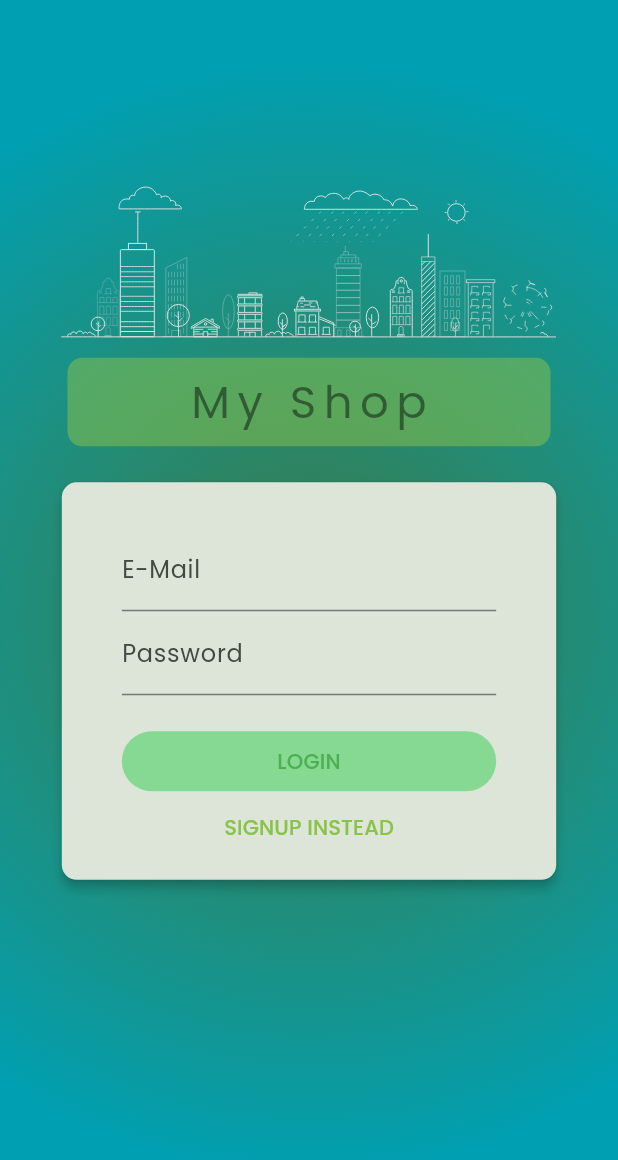
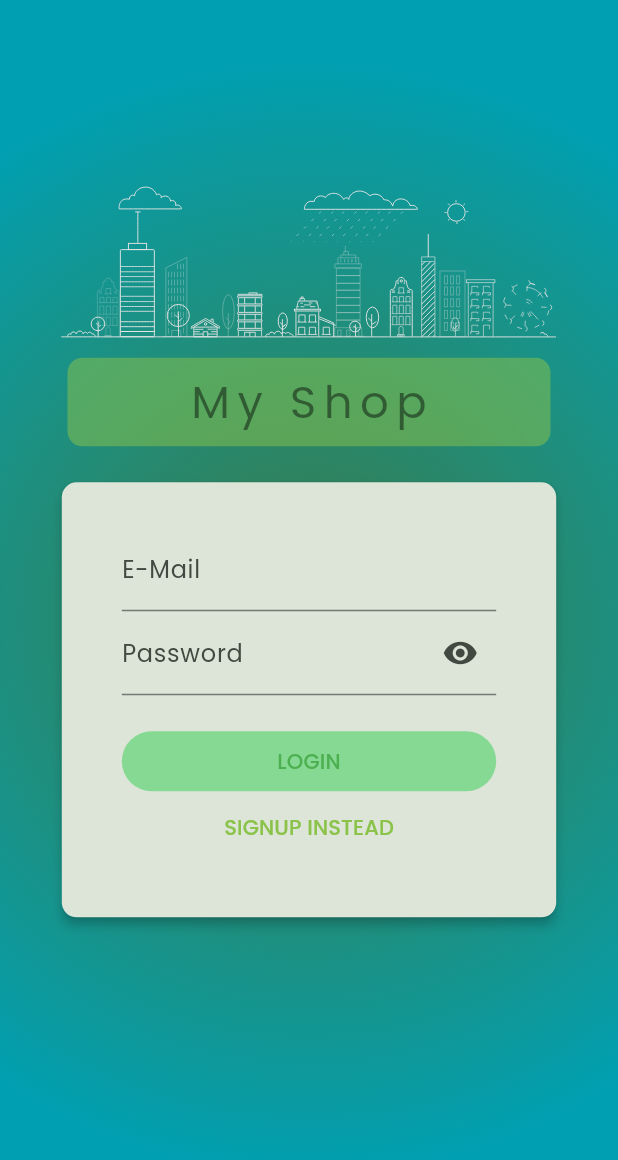
Before and after one commit to s4nk37/myshop, a Flutter app: the screen it shows after launch, on a phone screen of 412 x 824 dp. Shown: the top 1160 px of the screen. Run offline on Flutter 3.47's test engine with Material 2 defaults, Android fonts, the phone set to English and light mode, and no system bars; our stand-ins replace lottie, shared_preferences.

Commit message:
Added Animation and show password toggle

```diff
--- a/lib/screens/auth-screen.dart
+++ b/lib/screens/auth-screen.dart
@@ -95,7 +95,8 @@ class AuthCard extends StatefulWidget {
   State<AuthCard> createState() => _AuthCardState();
 }
 
-class _AuthCardState extends State<AuthCard> {
+class _AuthCardState extends State<AuthCard>
+    with SingleTickerProviderStateMixin {
   final GlobalKey<FormState> _formKey = GlobalKey();
   AuthMode _authMode = AuthMode.Login;
   final Map<String, String> _authData = {
@@ -103,7 +104,33 @@ class _AuthCardState extends State<AuthCard> {
     'password': '',
   };
   var _isLoading = false;
+  var _showPassword = false;
   final _passwordController = TextEditingController();
+  AnimationController? _controller;
+  Animation<Size>? _heightAnimation;
+
+  @override
+  void initState() {
+    super.initState();
+    _controller = AnimationController(
+        vsync: this, duration: const Duration(milliseconds: 300));
+    _heightAnimation = Tween<Size>(
+            begin: const Size(double.infinity, 290),
+            end: const Size(double.infinity, 360))
+        .animate(CurvedAnimation(
+      parent: _controller!,
+      curve: Curves.linear,
+    ));
+    _heightAnimation!.addListener(
+      () => setState(() {}),
+    );
+  }
+
+  @override
+  void dispose() {
+    super.dispose();
+    _controller!.dispose();
+  }
 
   void _showErrorDialog(String message) {
     showDialog(
@@ -156,9 +183,9 @@ class _AuthCardState extends State<AuthCard> {
       }
       _showErrorDialog(errorMessage);
     } catch (error) {
-      rethrow;
       var errorMessage = "Could not authenticate you. Please try again!";
       _showErrorDialog(errorMessage);
+      rethrow;
     }
     setState(() {
       _isLoading = false;
@@ -170,11 +197,19 @@ class _AuthCardState extends State<AuthCard> {
       setState(() {
         _authMode = AuthMode.Signup;
       });
+      _controller!.forward();
     } else {
       setState(() {
         _authMode = AuthMode.Login;
       });
+      _controller!.reverse();
     }
+  }
+
+  void _showPasswordToggle() {
+    setState(() {
+      _showPassword = !_showPassword;
+    });
   }
 
   @override
@@ -187,9 +222,11 @@ class _AuthCardState extends State<AuthCard> {
       elevation: 3.0,
       color: Theme.of(context).colorScheme.surfaceVariant,
       child: Container(
-        // height: _authMode == AuthMode.Signup ? 400 : 500,
+        // height: _authMode == AuthMode.Signup ? 320 : 260,
+        height: _heightAnimation!.value.height,
         // constraints:
-        //     BoxConstraints(minHeight: _authMode == AuthMode.Signup ? 320 : 400),
+        //    BoxConstraints(minHeight: _authMode == AuthMode.Signup ? 320 : 290),
+        constraints: BoxConstraints(minHeight: _heightAnimation!.value.height),
         width: deviceSize.width * 0.80,
         // padding: const EdgeInsets.symmetric(vertical: 20.0, horizontal: 40),
         padding:
@@ -214,16 +251,28 @@ class _AuthCardState extends State<AuthCard> {
                   },
                 ),
                 TextFormField(
-                  decoration: const InputDecoration(labelText: 'Password'),
-                  obscureText: true,
+                  decoration: InputDecoration(
+                    labelText: 'Password',
+                    suffixIcon: IconButton(
+                      onPressed: _showPasswordToggle,
+                      icon: Icon(_showPassword
+                          ? Icons.visibility_off
+                          : Icons.visibility),
+                    ),
+                  ),
+                  obscureText: !_showPassword,
                   controller: _passwordController,
                   validator: (value) {
                     if (value!.isEmpty || value.length < 5) {
                       return 'Password is too short!';
                     }
+                    return null;
                   },
                   onSaved: (value) {
                     _authData['password'] = value.toString();
+                  },
+                  onFieldSubmitted: (_) {
+                    _submit();
                   },
                 ),
                 if (_authMode == AuthMode.Signup)
@@ -231,7 +280,7 @@ class _AuthCardState extends State<AuthCard> {
                     enabled: _authMode == AuthMode.Signup,
                     decoration:
                         const InputDecoration(labelText: 'Confirm Password'),
-                    obscureText: true,
+                    obscureText: false,
                     validator: _authMode == AuthMode.Signup
                         ? (value) {
                             if (value != _passwordController.text) {
```
Also changed, not shown: pubspec.lock.
